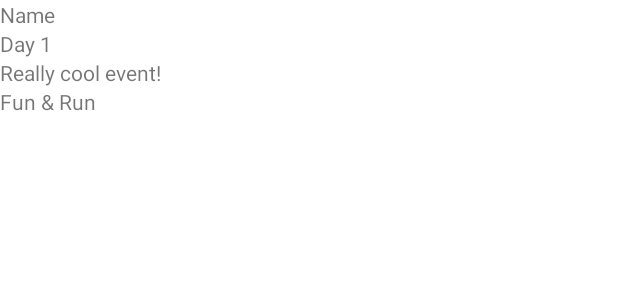
After one commit to aksh1618/Bitotsav-19, an Android app: the layout item_event.xml on its own in the app's theme, with its tools: preview values and no code run, on a phone screen of 412 x 824 dp. The commit adds this screen. Shown: the top 300 px of the screen. Run offline under Robolectric (Android 15) with nearby library versions, the phone set to English and light mode, and no system bars.

Commit message:
Basic events ui

```diff
--- a/app/build.gradle
+++ b/app/build.gradle
@@ -41,7 +41,7 @@ ext {
     retrofit2_kotlin_coroutines_version = "0.9.2"
     nav_version = "1.0.0-alpha11"
     koin_version = "2.0.0-beta-1"
-    workmanager_version = "1.0.0-beta02"
+    workmanager_version = "1.0.0-beta03"
 }
 
 dependencies {
--- a/app/src/main/java/in/bitotsav/Bitotsav19.kt
+++ b/app/src/main/java/in/bitotsav/Bitotsav19.kt
@@ -2,6 +2,7 @@ package `in`.bitotsav
 
 import `in`.bitotsav.koin.repositoriesModule
 import `in`.bitotsav.koin.retrofitModule
+import `in`.bitotsav.koin.viewModelsModule
 import `in`.bitotsav.notification.utils.createNotificationChannels
 import android.app.Application
 import android.os.Build
@@ -39,7 +40,7 @@ class Bitotsav19 : Application() {
             androidLogger()
             // Use properties from assets/koin.properties
             androidFileProperties()
-            modules(repositoriesModule, retrofitModule)
+            modules(repositoriesModule, retrofitModule, viewModelsModule)
         }
     }
 }
--- a/app/src/main/java/in/bitotsav/events/data/EventDao.kt
+++ b/app/src/main/java/in/bitotsav/events/data/EventDao.kt
@@ -11,6 +11,12 @@ interface EventDao {
     @Query("SELECT * FROM event")
     fun getAll(): LiveData<List<Event>>
 
+    @Query("SELECT * FROM event WHERE day = :day")
+    fun getByDay(day: Int): LiveData<List<Event>>
+
+    @Query("SELECT * FROM event WHERE category IN(:categories)")
+    fun getByCategories(vararg categories: String): LiveData<List<Event>>
+
     @Query("SELECT * FROM event WHERE id = :id")
     fun getById(id: Int): Event?
 
--- a/app/src/main/java/in/bitotsav/koin/modules.kt
+++ b/app/src/main/java/in/bitotsav/koin/modules.kt
@@ -2,6 +2,7 @@ package `in`.bitotsav.koin
 
 import `in`.bitotsav.database.AppDatabase
 import `in`.bitotsav.events.data.EventRepository
+import `in`.bitotsav.events.ui.ScheduleViewModel
 import `in`.bitotsav.feed.data.FeedRepository
 import `in`.bitotsav.teams.championship.data.ChampionshipTeamRepository
 import `in`.bitotsav.teams.nonchampionship.data.NonChampionshipTeamRepository
@@ -14,6 +15,7 @@ import com.google.gson.GsonBuilder
 import com.google.gson.annotations.Expose
 import com.jakewharton.retrofit2.adapter.kotlin.coroutines.CoroutineCallAdapterFactory
 import org.koin.android.ext.koin.androidContext
+import org.koin.androidx.viewmodel.dsl.viewModel
 import org.koin.dsl.module
 import retrofit2.Retrofit
 import retrofit2.converter.gson.GsonConverterFactory
@@ -67,5 +69,5 @@ val sharedPrefsModule = module {
 }
 
 val viewModelsModule = module {
-    //    viewModel { ScheduleViewModel(get()) }
+        viewModel { ScheduleViewModel(get()) }
 }
--- /dev/null
+++ b/app/src/main/java/in/bitotsav/shared/utils/BindingAdapters.kt
@@ -0,0 +1 @@
+package `in`.bitotsav.shared.utils
--- /dev/null
+++ b/app/src/main/res/drawable/ic_filter_white_24dp.xml
@@ -0,0 +1,5 @@
+<vector android:height="24dp" android:tint="#FFFFFF"
+    android:viewportHeight="24.0" android:viewportWidth="24.0"
+    android:width="24dp" xmlns:android="http://schemas.android.com/apk/res/android">
+    <path android:fillColor="#FF000000" android:pathData="M10,18h4v-2h-4v2zM3,6v2h18L21,6L3,6zM6,13h12v-2L6,11v2z"/>
+</vector>
--- /dev/null
+++ b/app/src/main/res/layout/item_event.xml
@@ -0,0 +1,49 @@
+<?xml version="1.0" encoding="utf-8"?>
+<layout xmlns:android="http://schemas.android.com/apk/res/android"
+    xmlns:tools="http://schemas.android.com/tools">
+
+    <data>
+        <variable
+            name="event"
+            type="in.bitotsav.events.data.Event" />
+        <variable
+            name="listener"
+            type="android.view.View.OnClickListener" />
+    </data>
+
+    <LinearLayout
+        android:layout_width="match_parent"
+        android:layout_height="wrap_content"
+        android:orientation="vertical"
+        android:onClick="@{listener}">
+
+        <TextView
+            android:id="@+id/event_name"
+            android:text="@{event.name}"
+            android:layout_width="match_parent"
+            android:layout_height="wrap_content"
+            tools:text="Name" />
+
+        <TextView
+            android:id="@+id/event_day"
+            android:text="@{String.valueOf(event.day)}"
+            android:layout_width="match_parent"
+            android:layout_height="wrap_content"
+            tools:text="Day 1" />
+
+        <TextView
+            android:id="@+id/event_description"
+            android:text="@{event.description}"
+            android:layout_width="match_parent"
+            android:layout_height="wrap_content"
+            tools:text="Really cool event!" />
+
+        <TextView
+            android:id="@+id/event_category"
+            android:text="@{event.category}"
+            android:layout_width="match_parent"
+            android:layout_height="wrap_content"
+            tools:text="Fun &amp; Run" />
+
+    </LinearLayout>
+</layout>
```
Also changed, not shown: app/src/main/java/in/bitotsav/HomeActivity.kt (+8 -1 lines), app/src/main/java/in/bitotsav/events/data/EventRepository.kt (+9 -15 lines), app/src/main/java/in/bitotsav/events/ui/ScheduleAdapter.kt (added, +60 -0 lines), app/src/main/java/in/bitotsav/events/ui/ScheduleFragment.kt (+27 -17 lines), app/src/main/java/in/bitotsav/events/ui/ScheduleViewModel.kt (+45 -2 lines), app/src/main/res/layout/fragment_schedule.xml (+29 -7 lines).
